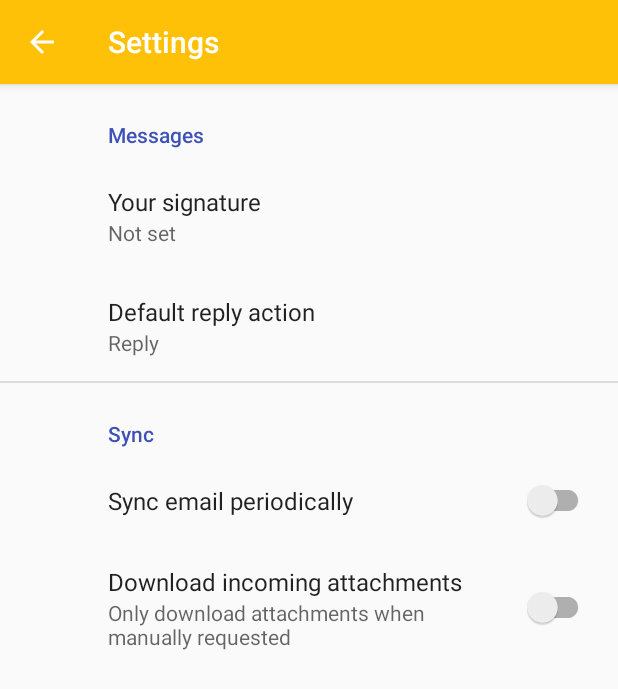
After one commit to checoalejandro/AcostaDemo, an Android app: the SettingsActivity screen opened directly, with no data from a screen before it, on a phone screen of 412 x 824 dp. The commit adds this screen. Shown: the top 689 px of the screen. Run offline under Robolectric (Android 15) with nearby library versions, the phone set to English and light mode, and no system bars; our stand-ins replace androidx.preference.

Commit message:
Settings: New activity added

```diff
--- a/app/build.gradle
+++ b/app/build.gradle
@@ -46,6 +46,7 @@ dependencies {
 
     // Dagger
     implementation 'com.google.dagger:dagger:2.20'
+    implementation 'androidx.preference:preference:1.1.0-alpha04'
     kapt 'com.google.dagger:dagger-compiler:2.20'
 
     // Retrofit
--- a/app/src/main/java/com/acostadev/acostademo/di/ApplicationComponent.kt
+++ b/app/src/main/java/com/acostadev/acostademo/di/ApplicationComponent.kt
@@ -1,7 +1,7 @@
 package com.acostadev.acostademo.di
 
 import android.content.Context
-import com.acostadev.acostademo.main.MainViewModel
+import com.acostadev.acostademo.ui.main.MainViewModel
 import dagger.BindsInstance
 import dagger.Component
 import javax.inject.Singleton
--- a/app/src/main/java/com/acostadev/acostademo/main/MainViewModel.kt
+++ b/app/src/main/java/com/acostadev/acostademo/ui/main/MainViewModel.kt
@@ -1,11 +1,10 @@
-package com.acostadev.acostademo.main
+package com.acostadev.acostademo.ui.main
 
 import androidx.lifecycle.ViewModel
 import com.acostadev.acostademo.models.TextProfile
 import com.acostadev.acostademo.mutableLiveData
 import com.acostadev.acostademo.repositories.FirebaseDbRepository
 import com.acostadev.acostademo.repositories.MlKitRepository
-import com.google.firebase.database.DataSnapshot
 import javax.inject.Inject
 
 class MainViewModel @Inject constructor() : ViewModel() {
--- /dev/null
+++ b/app/src/main/java/com/acostadev/acostademo/ui/settings/SettingsActivity.kt
@@ -0,0 +1,25 @@
+package com.acostadev.acostademo.ui.settings
+
+import android.os.Bundle
+import androidx.appcompat.app.AppCompatActivity
+import androidx.preference.PreferenceFragmentCompat
+import com.acostadev.acostademo.R
+
+class SettingsActivity : AppCompatActivity() {
+
+    override fun onCreate(savedInstanceState: Bundle?) {
+        super.onCreate(savedInstanceState)
+        setContentView(R.layout.settings_activity)
+        supportFragmentManager
+                .beginTransaction()
+                .replace(R.id.settings, SettingsFragment())
+                .commit()
+        supportActionBar?.setDisplayHomeAsUpEnabled(true)
+    }
+
+    class SettingsFragment : PreferenceFragmentCompat() {
+        override fun onCreatePreferences(savedInstanceState: Bundle?, rootKey: String?) {
+            setPreferencesFromResource(R.xml.root_preferences, rootKey)
+        }
+    }
+}
--- /dev/null
+++ b/app/src/main/res/drawable/ic_settings_white.xml
@@ -0,0 +1,5 @@
+<vector android:height="24dp" android:tint="#FFFFFF"
+    android:viewportHeight="24" android:viewportWidth="24"
+    android:width="24dp" xmlns:android="http://schemas.android.com/apk/res/android">
+    <path android:fillColor="#FF000000" android:pathData="M19.1,12.9a2.8,2.8 0,0 0,0.1 -0.9,2.8 2.8,0 0,0 -0.1,-0.9l2.1,-1.6a0.7,0.7 0,0 0,0.1 -0.6L19.4,5.5a0.7,0.7 0,0 0,-0.6 -0.2l-2.4,1a6.5,6.5 0,0 0,-1.6 -0.9l-0.4,-2.6a0.5,0.5 0,0 0,-0.5 -0.4H10.1a0.5,0.5 0,0 0,-0.5 0.4L9.3,5.4a5.6,5.6 0,0 0,-1.7 0.9l-2.4,-1a0.4,0.4 0,0 0,-0.5 0.2l-2,3.4c-0.1,0.2 0,0.4 0.2,0.6l2,1.6a2.8,2.8 0,0 0,-0.1 0.9,2.8 2.8,0 0,0 0.1,0.9L2.8,14.5a0.7,0.7 0,0 0,-0.1 0.6l1.9,3.4a0.7,0.7 0,0 0,0.6 0.2l2.4,-1a6.5,6.5 0,0 0,1.6 0.9l0.4,2.6a0.5,0.5 0,0 0,0.5 0.4h3.8a0.5,0.5 0,0 0,0.5 -0.4l0.3,-2.6a5.6,5.6 0,0 0,1.7 -0.9l2.4,1a0.4,0.4 0,0 0,0.5 -0.2l2,-3.4c0.1,-0.2 0,-0.4 -0.2,-0.6ZM12,15.6A3.6,3.6 0,1 1,15.6 12,3.6 3.6,0 0,1 12,15.6Z"/>
+</vector>
--- a/app/src/main/res/layout/activity_main.xml
+++ b/app/src/main/res/layout/activity_main.xml
@@ -8,7 +8,7 @@
         android:layout_width="match_parent"
         android:layout_height="match_parent"
         android:background="@color/mainBackground"
-        tools:context=".main.MainActivity">
+        tools:context=".ui.main.MainActivity">
 
         <com.google.android.material.appbar.AppBarLayout
             android:layout_width="match_parent"
--- a/app/src/main/res/layout/content_main.xml
+++ b/app/src/main/res/layout/content_main.xml
@@ -7,7 +7,7 @@
         android:layout_width="match_parent"
         android:layout_height="match_parent"
         app:layout_behavior="@string/appbar_scrolling_view_behavior"
-        tools:context=".main.MainActivity"
+        tools:context=".ui.main.MainActivity"
         tools:showIn="@layout/activity_main">
 
         <androidx.constraintlayout.widget.ConstraintLayout
--- /dev/null
+++ b/app/src/main/res/layout/settings_activity.xml
@@ -0,0 +1,9 @@
+<LinearLayout xmlns:android="http://schemas.android.com/apk/res/android"
+    android:layout_width="match_parent"
+    android:layout_height="match_parent">
+
+    <FrameLayout
+        android:id="@+id/settings"
+        android:layout_width="match_parent"
+        android:layout_height="match_parent" />
+</LinearLayout>
--- a/app/src/main/res/menu/menu_main.xml
+++ b/app/src/main/res/menu/menu_main.xml
@@ -1,10 +1,11 @@
 <menu xmlns:android="http://schemas.android.com/apk/res/android"
     xmlns:app="http://schemas.android.com/apk/res-auto"
     xmlns:tools="http://schemas.android.com/tools"
-    tools:context="com.acostadev.acostademo.main.MainActivity">
+    tools:context="com.acostadev.acostademo.ui.main.MainActivity">
     <item
         android:id="@+id/action_settings"
+        android:icon="@drawable/ic_settings_white"
         android:orderInCategory="100"
         android:title="@string/action_settings"
-        app:showAsAction="never" />
+        app:showAsAction="ifRoom" />
 </menu>
--- /dev/null
+++ b/app/src/main/res/values/arrays.xml
@@ -0,0 +1,12 @@
+<resources>
+    <!-- Reply Preference -->
+    <string-array name="reply_entries">
+        <item>Reply</item>
+        <item>Reply to all</item>
+    </string-array>
+
+    <string-array name="reply_values">
+        <item>reply</item>
+        <item>reply_all</item>
+    </string-array>
+</resources>
--- a/app/src/main/res/values/strings.xml
+++ b/app/src/main/res/values/strings.xml
@@ -6,4 +6,20 @@
     <string name="main_title">Firebase Playground</string>
     <string name="main_language_result">Result: %s</string>
     <string name="main_language_hint">Type any text here</string>
+    <string name="title_activity_settings">Settings</string>
+
+    <!-- Preference Titles -->
+    <string name="messages_header">Messages</string>
+    <string name="sync_header">Sync</string>
+
+    <!-- Messages Preferences -->
+    <string name="signature_title">Your signature</string>
+    <string name="reply_title">Default reply action</string>
+
+    <!-- Sync Preferences -->
+    <string name="sync_title">Sync email periodically</string>
+    <string name="attachment_title">Download incoming attachments</string>
+    <string name="attachment_summary_on">Automatically download attachments for incoming emails
+    </string>
+    <string name="attachment_summary_off">Only download attachments when manually requested</string>
 </resources>
--- /dev/null
+++ b/app/src/main/res/xml/root_preferences.xml
@@ -0,0 +1,51 @@
+<!--
+  ~ Copyright 2018 The app Open Source Project
+  ~
+  ~ Licensed under the Apache License, Version 2.0 (the "License");
+  ~ you may not use this file except in compliance with the License.
+  ~ You may obtain a copy of the License at
+  ~
+  ~      http://www.apache.org/licenses/LICENSE-2.0
+  ~
+  ~ Unless required by applicable law or agreed to in writing, software
+  ~ distributed under the License is distributed on an "AS IS" BASIS,
+  ~ WITHOUT WARRANTIES OR CONDITIONS OF ANY KIND, either express or implied.
+  ~ See the License for the specific language governing permissions and
+  ~ limitations under the License.
+  -->
+
+<PreferenceScreen xmlns:app="http://schemas.android.com/apk/res-auto">
+
+    <PreferenceCategory app:title="@string/messages_header">
+
+        <EditTextPreference
+            app:key="signature"
+            app:title="@string/signature_title"
+            app:useSimpleSummaryProvider="true" />
+
+        <ListPreference
+            app:defaultValue="reply"
+            app:entries="@array/reply_entries"
+            app:entryValues="@array/reply_values"
+            app:key="reply"
+            app:title="@string/reply_title"
+            app:useSimpleSummaryProvider="true" />
+
+    </PreferenceCategory>
+
+    <PreferenceCategory app:title="@string/sync_header">
+
+        <SwitchPreferenceCompat
+            app:key="sync"
+            app:title="@string/sync_title" />
+
+        <SwitchPreferenceCompat
+            app:dependency="sync"
+            app:key="attachment"
+            app:summaryOff="@string/attachment_summary_off"
+            app:summaryOn="@string/attachment_summary_on"
+            app:title="@string/attachment_title" />
+
+    </PreferenceCategory>
+
+</PreferenceScreen>
```
Also changed, not shown: app/src/main/AndroidManifest.xml (+9 -1 lines), app/src/main/java/com/acostadev/acostademo/ui/main/MainActivity.kt (renamed from app/src/main/java/com/acostadev/acostademo/main/MainActivity.kt, +7 -2 lines).
